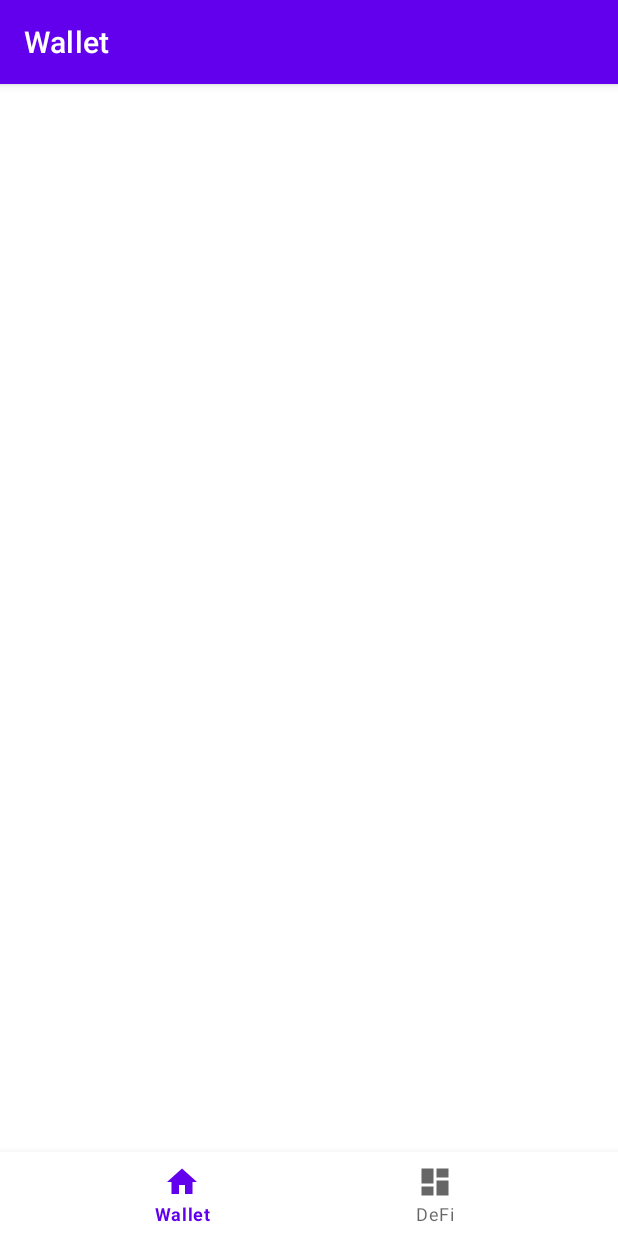
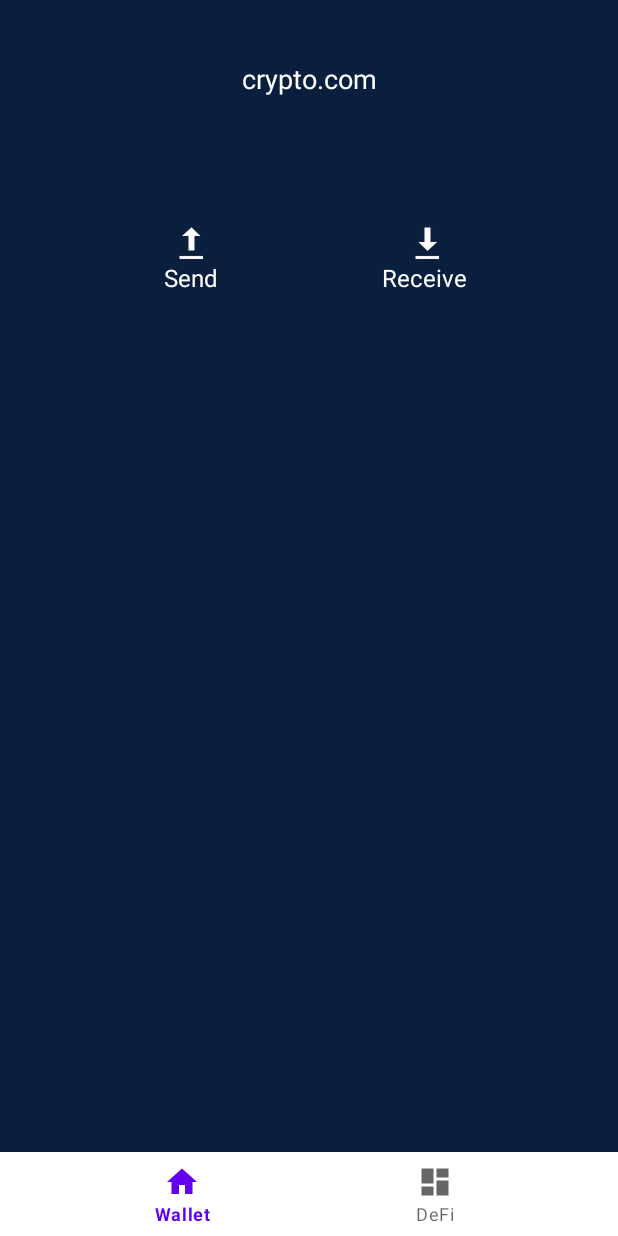
Before and after one commit to CrossLeaf/CryptoTest, an Android app: the screen it shows after launch (MainActivity), on a phone screen of 412 x 824 dp. Run offline under Robolectric (Android 15) with nearby library versions, the phone set to English and light mode, and no system bars; our stand-ins replace navigation-ui.

Commit message:
add: wallet head view

```diff
--- a/app/src/main/java/com/eton/cryptotest/MainActivity.kt
+++ b/app/src/main/java/com/eton/cryptotest/MainActivity.kt
@@ -29,7 +29,6 @@ class MainActivity : AppCompatActivity() {
                 R.id.navigation_wallet, R.id.navigation_defi
             )
         )
-        setupActionBarWithNavController(navController, appBarConfiguration)
         navView.setupWithNavController(navController)
 
     }
--- a/app/src/main/java/com/eton/cryptotest/ui/wallet/WalletFragment.kt
+++ b/app/src/main/java/com/eton/cryptotest/ui/wallet/WalletFragment.kt
@@ -27,7 +27,6 @@ class WalletFragment : Fragment() {
 
         _binding = FragmentWalletBinding.inflate(inflater, container, false)
         val root: View = binding.root
-
         return root
     }
 
--- a/app/src/main/res/layout/activity_main.xml
+++ b/app/src/main/res/layout/activity_main.xml
@@ -4,7 +4,6 @@
     xmlns:tools="http://schemas.android.com/tools"
     android:layout_width="match_parent"
     android:layout_height="match_parent"
-    android:paddingTop="?attr/actionBarSize"
     tools:context=".MainActivity">
 
     <com.google.android.material.bottomnavigation.BottomNavigationView
--- a/app/src/main/res/layout/fragment_wallet.xml
+++ b/app/src/main/res/layout/fragment_wallet.xml
@@ -1,6 +1,61 @@
 <?xml version="1.0" encoding="utf-8"?>
 <androidx.constraintlayout.widget.ConstraintLayout xmlns:android="http://schemas.android.com/apk/res/android"
+    xmlns:app="http://schemas.android.com/apk/res-auto"
     xmlns:tools="http://schemas.android.com/tools"
     android:layout_width="match_parent"
     android:layout_height="match_parent"
-    tools:context=".ui.wallet.WalletFragment" />
+    android:background="@color/bg_color"
+    tools:context=".ui.wallet.WalletFragment">
+
+    <TextView
+        android:id="@+id/tv_title"
+        android:layout_width="wrap_content"
+        android:layout_height="wrap_content"
+        android:layout_marginTop="40dp"
+        android:text="crypto.com"
+        android:textColor="@color/white"
+        android:textSize="18sp"
+        app:layout_constraintEnd_toEndOf="parent"
+        app:layout_constraintStart_toStartOf="parent"
+        app:layout_constraintTop_toTopOf="parent" />
+
+    <TextView
+        android:id="@+id/tv_balance"
+        android:layout_width="wrap_content"
+        android:layout_height="wrap_content"
+        android:layout_marginTop="16dp"
+        android:textColor="@color/white"
+        android:textSize="22sp"
+        app:layout_constraintEnd_toEndOf="parent"
+        app:layout_constraintStart_toStartOf="parent"
+        app:layout_constraintTop_toBottomOf="@+id/tv_title"
+        tools:text="$ 36.68 USD" />
+
+    <TextView
+        android:id="@+id/tv_send"
+        android:layout_width="60dp"
+        android:layout_height="wrap_content"
+        android:drawableTop="@android:drawable/stat_sys_upload"
+        android:text="Send"
+        android:textAlignment="center"
+        android:textColor="@color/white"
+        android:layout_marginTop="40dp"
+        android:textSize="16sp"
+        app:layout_constraintEnd_toStartOf="@+id/tv_receive"
+        app:layout_constraintHorizontal_bias="0.5"
+        app:layout_constraintStart_toStartOf="parent"
+        app:layout_constraintTop_toBottomOf="@+id/tv_balance" />
+
+    <TextView
+        android:id="@+id/tv_receive"
+        android:layout_width="60dp"
+        android:layout_height="wrap_content"
+        android:drawableTop="@android:drawable/stat_sys_download"
+        android:text="Receive"
+        android:textColor="@color/white"
+        android:textSize="16sp"
+        app:layout_constraintEnd_toEndOf="parent"
+        app:layout_constraintHorizontal_bias="0.5"
+        app:layout_constraintStart_toEndOf="@+id/tv_send"
+        app:layout_constraintTop_toTopOf="@+id/tv_send" />
+</androidx.constraintlayout.widget.ConstraintLayout>
--- a/app/src/main/res/values/colors.xml
+++ b/app/src/main/res/values/colors.xml
@@ -7,4 +7,5 @@
     <color name="teal_700">#FF018786</color>
     <color name="black">#FF000000</color>
     <color name="white">#FFFFFFFF</color>
+    <color name="bg_color">#FF0A1E3D</color>
 </resources>
--- a/app/src/main/res/values/themes.xml
+++ b/app/src/main/res/values/themes.xml
@@ -1,9 +1,9 @@
 <resources xmlns:tools="http://schemas.android.com/tools">
     <!-- Base application theme. -->
-    <style name="Theme.CryptoTest" parent="Theme.MaterialComponents.DayNight.DarkActionBar">
+    <style name="Theme.CryptoTest" parent="Theme.MaterialComponents.DayNight.NoActionBar">
         <!-- Primary brand color. -->
         <item name="colorPrimary">@color/purple_500</item>
-        <item name="colorPrimaryVariant">@color/purple_700</item>
+        <item name="colorPrimaryVariant">@color/bg_color</item>
         <item name="colorOnPrimary">@color/white</item>
         <!-- Secondary brand color. -->
         <item name="colorSecondary">@color/teal_200</item>
```
